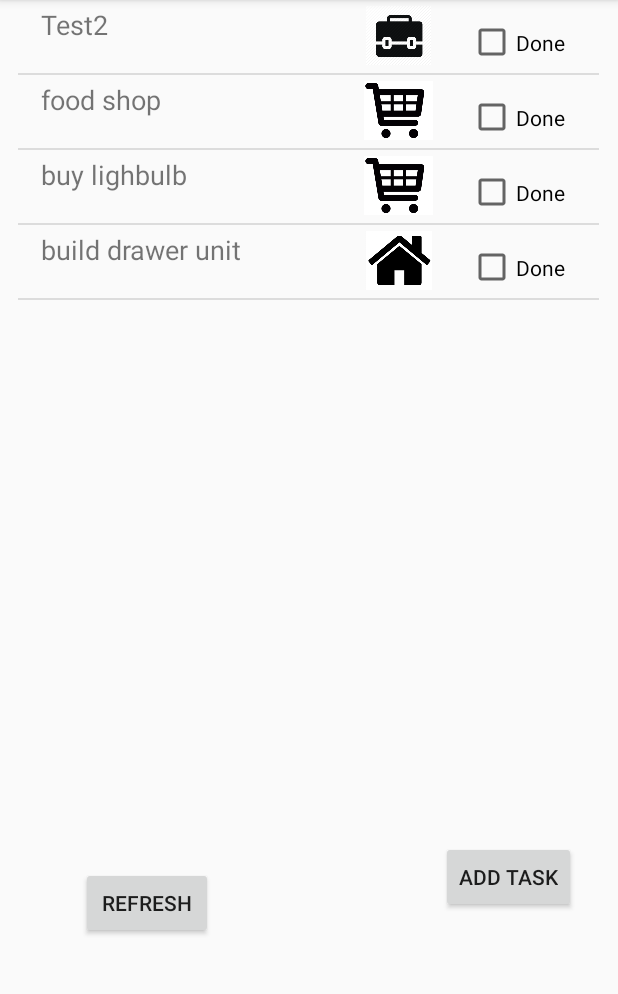
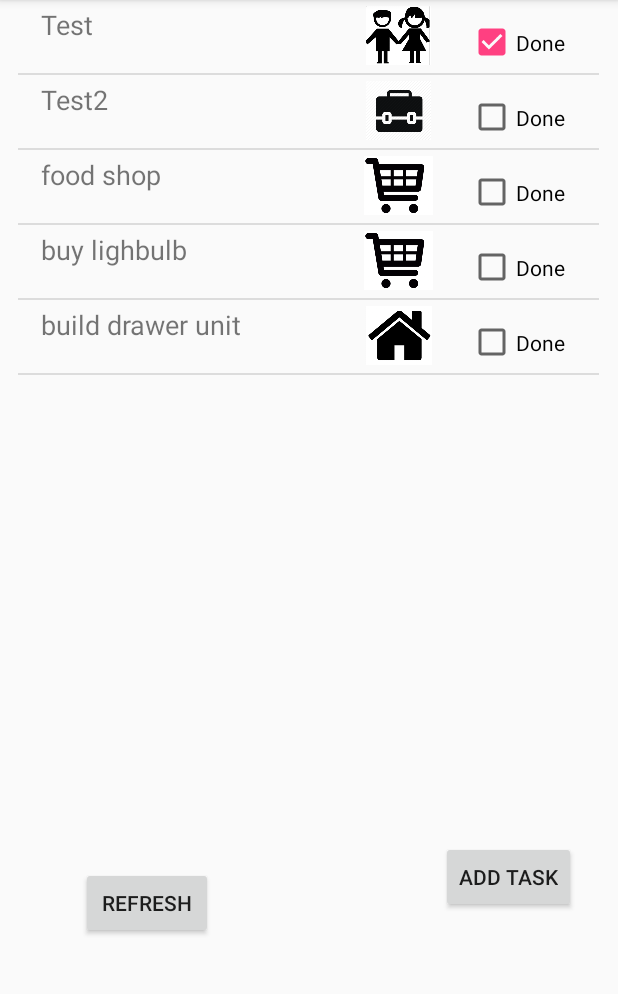
Before and after one commit to annalanigan/my_to_do_list, an Android app: the screen it shows after launch (ListActivity), on a phone screen of 412 x 824 dp, the part 84-1078 px from its top. Run offline under Robolectric (Android 15) with nearby library versions, the phone set to English and light mode, and no system bars.

Commit message:
check box not working.  looking into LongClick

```diff
--- a/app/src/main/java/com/example/codeclan/mytodolist/List/ListActivity.java
+++ b/app/src/main/java/com/example/codeclan/mytodolist/List/ListActivity.java
@@ -7,6 +7,7 @@ import android.support.v7.app.AppCompatActivity;
 import android.os.Bundle;
 import android.util.Log;
 import android.view.View;
+import android.widget.AdapterView;
 import android.widget.Button;
 import android.widget.CheckBox;
 import android.widget.ListView;
@@ -41,17 +42,28 @@ public class ListActivity extends AppCompatActivity {
         List myToDoList = new List();
 
         // filtering for not completed
-        ArrayList<Task> listToPassToAdapter = new ArrayList<Task>();
+//        final ArrayList<Task> listToPassToAdapter = new ArrayList<Task>();
+//
+//        for (Task eachTask : myToDoList){
+//            if (!eachTask.getCompleted()) {
+//                listToPassToAdapter.add(eachTask);
+//            }
+//        }
 
-        for (Task eachTask : myToDoList.getList()){
-            if (!eachTask.getCompleted()) {
-                listToPassToAdapter.add(eachTask);
-            }
-        }
-
-        ListAdapter adapter = new ListAdapter(this, listToPassToAdapter);
+        ListAdapter adapter = new ListAdapter(this, myToDoList.getList());
         ListView listView = (ListView) findViewById(R.id.list_view);
         listView.setAdapter(adapter);
+
+//        listView.setOnItemClickListener(new AdapterView.OnItemClickListener() {
+//            @Override
+//            public void onItemClick(AdapterView parent, View view, int position, long id) {
+//                Task task = listToPassToAdapter.get(position);
+//
+//                task.completeTask();
+//                adapter.notifyDataSetChanged();
+//            }
+//        });
+
 
         addButton = findViewById(R.id.button);
         refreshButton = findViewById(R.id.refresh);
@@ -80,10 +92,37 @@ public class ListActivity extends AppCompatActivity {
     }
 
 
-    public void onCheckBoxChecked(View view){
+//    public void onCheckBoxChecked(View listItem){
+//
+//        boolean checked = ((CheckBox) listItem).isChecked();
+//        Task task = (Task) listItem.getTag();
+//
+//        if (checked){
+//
+//            SharedPreferences sharedPref = getSharedPreferences(getString(R.string.preference_file_key), Context.MODE_PRIVATE);
+//            String allTasks = sharedPref.getString(getString(R.string.task_preference_key), new ArrayList<Task>().toString());
+//
+//            Gson gson = new Gson();
+//            TypeToken<ArrayList<Task>> existingArrayList = new TypeToken<ArrayList<Task>>() {};
+//            ArrayList<Task> myToDoList = gson.fromJson(allTasks, existingArrayList.getType());
+//
+//            int index = myToDoList.indexOf(task);
+//            task.completeTask();
+////            myToDoList.set(index, task);
+//
+//            SharedPreferences.Editor editor = sharedPref.edit();
+//
+//            editor.putString(getString(R.string.task_preference_key), gson.toJson(myToDoList));
+//            editor.apply();
+//
+//        }
+//    }
 
-        boolean checked = ((CheckBox) view).isChecked();
-        Task task = (Task) view.getTag();
+
+    public void onCheckBoxChecked(View listItem){
+
+        boolean checked = ((CheckBox) listItem).isChecked();
+        Task task = (Task) listItem.getTag();
 
         if (checked){
 
@@ -96,7 +135,7 @@ public class ListActivity extends AppCompatActivity {
 
             int index = myToDoList.indexOf(task);
             task.completeTask();
-            myToDoList.set(index, task);
+//            myToDoList.set(index, task);
 
             SharedPreferences.Editor editor = sharedPref.edit();
 
--- a/app/src/main/java/com/example/codeclan/mytodolist/List/ListAdapter.java
+++ b/app/src/main/java/com/example/codeclan/mytodolist/List/ListAdapter.java
@@ -5,6 +5,7 @@ import android.view.LayoutInflater;
 import android.view.View;
 import android.view.ViewGroup;
 import android.widget.ArrayAdapter;
+import android.widget.CheckBox;
 import android.widget.ImageView;
 import android.widget.TextView;
 
@@ -18,6 +19,11 @@ import java.util.ArrayList;
  */
 
 public class ListAdapter extends ArrayAdapter<Task> {
+
+    private static class ViewHolder {
+        TextView txtName;
+        CheckBox checkBox;
+    }
 
     public ListAdapter(Context context, ArrayList<Task> list) {
         super(context, 0, list);
@@ -38,6 +44,9 @@ public class ListAdapter extends ArrayAdapter<Task> {
         ImageView icon = (ImageView) listItemView.findViewById(R.id.icon);
         icon.setImageResource(currentTask.getLogo());
 
+        CheckBox done = (CheckBox) listItemView.findViewById(R.id.done);
+        done.setChecked(currentTask.getCompleted());
+
         listItemView.setTag(currentTask);
 
         return listItemView;
--- a/app/src/main/res/layout/activity_list_item.xml
+++ b/app/src/main/res/layout/activity_list_item.xml
@@ -3,8 +3,7 @@
     xmlns:app="http://schemas.android.com/apk/res-auto"
     xmlns:tools="http://schemas.android.com/tools"
     android:layout_width="match_parent"
-    android:layout_height="match_parent"
-    android:onClick="getDetails">
+    android:layout_height="match_parent">
 
     <TextView
         android:id="@+id/title_list"
@@ -13,6 +12,7 @@
         android:layout_marginEnd="8dp"
         android:layout_marginStart="8dp"
         android:layout_marginTop="4dp"
+        android:onClick="getDetails"
         android:text="Title"
         android:textSize="18sp"
         app:layout_constraintEnd_toStartOf="@+id/icon"
@@ -26,6 +26,7 @@
         android:layout_marginEnd="8dp"
         android:layout_marginStart="8dp"
         android:layout_marginTop="11dp"
+        android:onClick="onCheckBoxChecked"
         android:text="@string/completed"
         app:layout_constraintEnd_toEndOf="parent"
         app:layout_constraintStart_toEndOf="@+id/icon"
```
